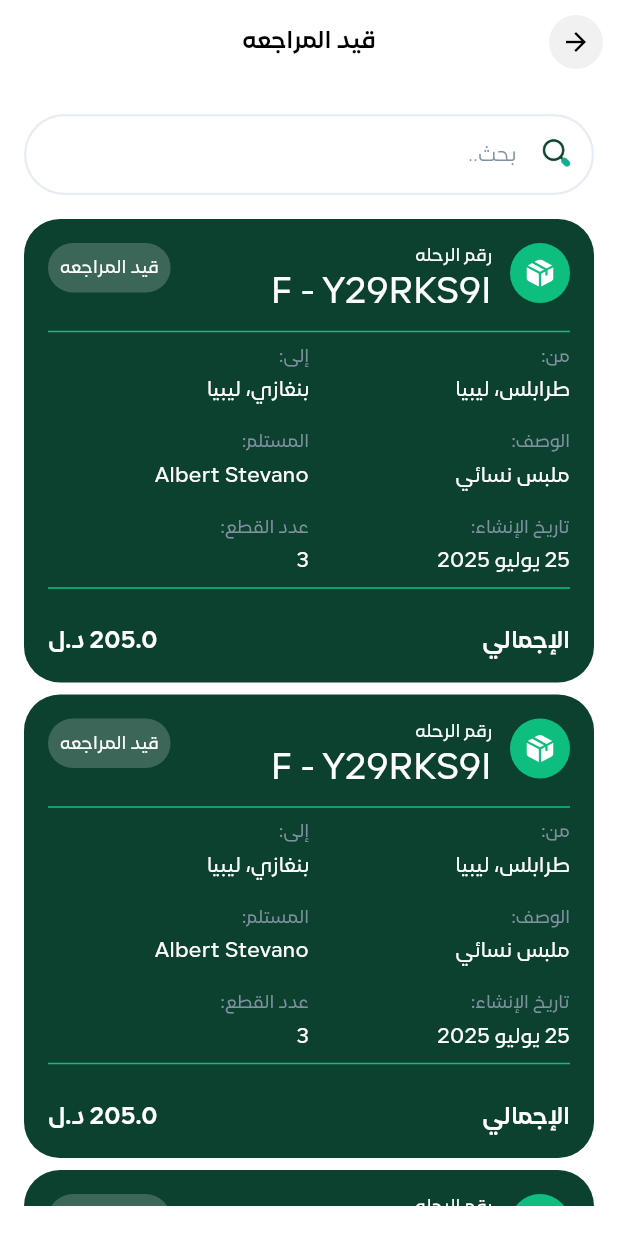
After one commit to Menasa-Smart-Solution/PRJ-140_fares_app, a Flutter app: the AllOrdersView screen opened by its route, on a phone screen of 412 x 824 dp. The commit adds this screen. Run offline on Flutter 3.47's test engine with Material 3 defaults, Android fonts, the phone set to English and light mode, and no system bars; our stand-ins replace animate_do, easy_localization, flutter_secure_storage, flutter_svg, pinput, responsive_framework and 2 more; accounts and stored records are empty; project files that could hold a hidden picture were left out.

Commit message:
Add all orders feature with UI components, routing, and localization support

```diff
--- a/analysis_options.yaml
+++ b/analysis_options.yaml
@@ -23,6 +23,8 @@ linter:
   rules:
     # avoid_print: false  # Uncomment to disable the `avoid_print` rule
     # prefer_single_quotes: true  # Uncomment to enable the `prefer_single_quotes` rule
+     prefer_const_constructors: true
+     prefer_const_literals_to_create_immutables: true
 
 # Additional information about this file can be found at
 # https://dart.dev/guides/language/analysis-options
--- a/assets/lang/ar.json
+++ b/assets/lang/ar.json
@@ -68,5 +68,6 @@
   "contactMerchant": "الاتصال بالمسلتم",
   "whatsapp": "واتساب",
   "storeChat": "محادثه المتجر",
-  "requestLocation": "طلب الموقع"
+  "requestLocation": "طلب الموقع",
+  "searchHint": "بحث.."
 }
--- a/lib/core/common_ui/widgets/app_text_from_field.dart
+++ b/lib/core/common_ui/widgets/app_text_from_field.dart
@@ -82,7 +82,7 @@ class AppTextFormField extends StatelessWidget {
 
           style:
               inputTextStyle ??
-              TextStyle(fontSize: 16, fontWeight: FontWeight.w600),
+              const TextStyle(fontSize: 16, fontWeight: FontWeight.w600),
           decoration: InputDecoration(
             hintText: hintText,
             suffixIcon: suffixIcon,
@@ -95,7 +95,7 @@ class AppTextFormField extends StatelessWidget {
                 AppTextStyles.reg14.copyWith(color: AppColors.grey500),
             contentPadding:
                 contentPadding ??
-                EdgeInsets.symmetric(horizontal: 15, vertical: 15),
+                const EdgeInsets.symmetric(horizontal: 15, vertical: 15),
             border: _buildBorder(),
             enabledBorder: enabledBorder ?? _buildBorder(),
             focusedBorder:
@@ -117,7 +117,7 @@ class AppTextFormField extends StatelessWidget {
   OutlineInputBorder _buildErrorBorder() {
     return OutlineInputBorder(
       borderRadius: BorderRadius.circular(radius ?? 50),
-      borderSide: BorderSide(color: Colors.red, width: 1.5),
+      borderSide: const BorderSide(color: Colors.red, width: 1.5),
     );
   }
 
--- a/lib/core/routing/app_router.dart
+++ b/lib/core/routing/app_router.dart
@@ -39,6 +39,8 @@ class AppRouter {
         return _buildRoute(builder: (_) => const NotificationsView());
       case Routes.trackOrderRoute:
         return _buildRoute(builder: (_) => const TrackOrderView());
+      case Routes.allOrdersRoute:
+        return _buildRoute(builder: (_) => const AllOrdersView());
 
       default:
         return null;
--- a/lib/core/routing/routes.dart
+++ b/lib/core/routing/routes.dart
@@ -12,4 +12,5 @@ class Routes {
   static const String homeRoute = '/HomeView';
   static const String notificationsRoute = '/NotificationsView';
   static const String trackOrderRoute = '/TrackOrderView';
+  static const String allOrdersRoute = '/AllOrdersView';
 }
--- a/lib/core/utils/app_images.dart
+++ b/lib/core/utils/app_images.dart
@@ -4,8 +4,7 @@ class AppImages {
 
   static const String imagesAllOrders = "assets/images/all_orders.svg";
 
-  static const String imagesAndroid12Splash =
-      "assets/images/android12_splash.png";
+  static const String imagesAndroid12Splash = "assets/images/android12_splash.png";
 
   static const String imagesAppLogo = "assets/images/app_logo.png";
 
@@ -27,6 +26,10 @@ class AppImages {
 
   static const String imagesSearch = "assets/images/search.svg";
 
+  static const String imagesSearchPng = "assets/images/search_png.png";
+
+  static const String imagesSubtract = "assets/images/subtract.svg";
+
   static const String imagesSuccess = "assets/images/success.svg";
 
   static const String imagesUnderReviews = "assets/images/under-reviews.svg";
--- a/lib/fares_app.dart
+++ b/lib/fares_app.dart
@@ -14,16 +14,16 @@ class FaresApp extends StatelessWidget {
     return MaterialApp(
       title: 'Fares App',
       theme: ThemeData(
-        colorScheme: ColorScheme.light(primary: AppColors.primaryColor),
+        colorScheme: const ColorScheme.light(primary: AppColors.primaryColor),
         fontFamily: AppTextStyles.fontFamily,
-        appBarTheme: AppBarThemeData(
+        appBarTheme: const AppBarThemeData(
           backgroundColor: AppColors.white,
           elevation: 0,
         ),
       ),
       navigatorKey: AppRouter.navigatorKey,
       onGenerateRoute: AppRouter().onGenerateRoute,
-      initialRoute: Routes.trackOrderRoute,
+      initialRoute: Routes.homeRoute,
       localizationsDelegates: context.localizationDelegates,
       supportedLocales: context.supportedLocales,
       locale: context.locale,
--- a/lib/features/driver/home/presentation/widgets/home/dashboard_grid_widget.dart
+++ b/lib/features/driver/home/presentation/widgets/home/dashboard_grid_widget.dart
@@ -21,7 +21,7 @@ class DashboardGridWidget extends StatelessWidget {
               title: 'جميع الطلبات',
               subtitle: '154 حركة متاحة',
               imagePath: AppImages.imagesAllOrders,
-              onTap: () => print('Dashboard card tapped at index $index'),
+              onTap: () => context.pushNamed(Routes.allOrdersRoute),
             );
           },
         ),
--- /dev/null
+++ b/lib/features/driver/orders/presentation/views/all_orders_view.dart
@@ -0,0 +1,13 @@
+part of '../../feature_imports.dart';
+
+class AllOrdersView extends StatelessWidget {
+  const AllOrdersView({super.key});
+
+  @override
+  Widget build(BuildContext context) {
+    return Scaffold(
+      appBar: CustomAppBar(title: LocaleKeys.shippingStatusUnderReview.tr()),
+      body: const AllOrdersViewBody().withPadding(vertical: 20, horizontal: 16),
+    );
+  }
+}
--- a/lib/features/driver/orders/presentation/widgets/order_card_item.dart
+++ b/lib/features/driver/orders/presentation/widgets/order_card_item.dart
@@ -20,7 +20,7 @@ class OrderCardItem extends StatelessWidget {
             children: [
               CircleAvatar(
                 backgroundColor: AppColors.lightPrimaryColor,
-                child: Icon(AppIcons.package),
+                child: SvgPicture.asset(AppImages.imagesSubtract),
               ),
               horizontalSpace(12),
               Expanded(
@@ -28,7 +28,7 @@ class OrderCardItem extends StatelessWidget {
                   crossAxisAlignment: CrossAxisAlignment.start,
                   children: [
                     Text(
-                      'رقم الرحله',
+                      LocaleKeys.trackingNumber.tr(),
                       style: AppTextStyles.med12.copyWith(
                         color: AppColors.white,
                       ),
@@ -49,7 +49,7 @@ class OrderCardItem extends StatelessWidget {
                   borderRadius: BorderRadius.circular(50),
                 ),
                 child: Text(
-                  'قيد المراجعه',
+                  LocaleKeys.shippingStatusUnderReview.tr(),
                   style: AppTextStyles.med12.copyWith(color: AppColors.white),
                 ),
               ),
@@ -65,12 +65,18 @@ class OrderCardItem extends StatelessWidget {
                 child: Column(
                   crossAxisAlignment: CrossAxisAlignment.start,
                   children: [
-                    OrderDetailsWidget(title: 'من:', value: 'طرابلس، ليبيا'),
-                    verticalSpace(16),
-                    OrderDetailsWidget(title: 'الوصف:', value: 'ملبس نسائي'),
+                    OrderDetailsWidget(
+                      title: LocaleKeys.from.tr(),
+                      value: 'طرابلس، ليبيا',
+                    ),
                     verticalSpace(16),
                     OrderDetailsWidget(
-                      title: 'تاريخ الإنشاء:',
+                      title: LocaleKeys.description.tr(),
+                      value: 'ملبس نسائي',
+                    ),
+                    verticalSpace(16),
+                    OrderDetailsWidget(
+                      title: LocaleKeys.creationDate.tr(),
                       value: '25 يوليو 2025',
                     ),
                   ],
@@ -80,14 +86,20 @@ class OrderCardItem extends StatelessWidget {
                 child: Column(
                   crossAxisAlignment: CrossAxisAlignment.start,
                   children: [
-                    OrderDetailsWidget(title: 'إلى:', value: 'بنغازي، ليبيا'),
+                    OrderDetailsWidget(
+                      title: LocaleKeys.to.tr(),
+                      value: 'بنغازي، ليبيا',
+                    ),
                     verticalSpace(16),
                     OrderDetailsWidget(
-                      title: 'المستلم:',
+                      title: LocaleKeys.recipient.tr(),
                       value: 'Albert Stevano',
                     ),
                     verticalSpace(16),
-                    OrderDetailsWidget(title: 'عدد القطع:', value: '3'),
+                    OrderDetailsWidget(
+                      title: LocaleKeys.pieces.tr(),
+                      value: '3',
+                    ),
                   ],
                 ),
               ),
@@ -99,7 +111,7 @@ class OrderCardItem extends StatelessWidget {
             mainAxisAlignment: MainAxisAlignment.spaceBetween,
             children: [
               Text(
-                'الإجمالي',
+                LocaleKeys.total.tr(),
                 style: AppTextStyles.bold16.copyWith(color: AppColors.white),
               ),
               Text(
@@ -114,5 +126,5 @@ class OrderCardItem extends StatelessWidget {
   }
 
   Divider _buildDivider() =>
-      Divider(color: AppColors.lightPrimaryColor, thickness: 1);
+      const Divider(color: AppColors.lightPrimaryColor, thickness: 1);
 }
--- /dev/null
+++ b/lib/features/driver/orders/presentation/widgets/orders/all_orders_view_body.dart
@@ -0,0 +1,45 @@
+part of '../../../feature_imports.dart';
+
+class AllOrdersViewBody extends StatelessWidget {
+  const AllOrdersViewBody({super.key});
+
+  @override
+  Widget build(BuildContext context) {
+    return Column(
+      children: [
+        AppTextFormField(
+          hintText: LocaleKeys.searchHint.tr(),
+          borderColor: AppColors.textFormBorderColor,
+          backgroundColor: AppColors.white,
+          validator: (value) {},
+          prefixIcon: Image.asset(
+            AppImages.imagesSearchPng,
+            width: 20,
+            height: 20,
+          ).withPadding(all: 12),
+        ),
+        verticalSpace(16),
+        Expanded(
+          child: ListView.builder(
+            itemBuilder: (_, index) {
+              return Material(
+                color: Colors.transparent,
+                child: InkWell(
+                  borderRadius: BorderRadius.circular(24),
+                  highlightColor: AppColors.lightPrimaryColor,
+                  hoverColor: AppColors.lightPrimaryColor,
+
+                  onTap: () {
+                    context.pushNamed(Routes.trackOrderRoute);
+                  },
+                  child: const OrderCardItem().withPadding(bottom: 8),
+                ),
+              );
+            },
+            itemCount: 10,
+          ),
+        ),
+      ],
+    );
+  }
+}
--- a/lib/features/driver/orders/presentation/widgets/track_order/track_order_view_body.dart
+++ b/lib/features/driver/orders/presentation/widgets/track_order/track_order_view_body.dart
@@ -4,7 +4,7 @@ class TrackOrderViewBody extends StatelessWidget {
   const TrackOrderViewBody({super.key});
   @override
   Widget build(BuildContext context) {
-    return CustomScrollView(
+    return const CustomScrollView(
       slivers: [
         SliverToBoxAdapter(child: OrderCardItem()),
         ShippingStatusDropdown(),
```
Also changed, not shown: lib/features/driver/orders/feature_imports.dart (+6 -1 lines), lib/features/driver/orders/presentation/views/track_order_view.dart (+8 -2 lines), lib/features/driver/orders/presentation/widgets/track_order/order_menu.dart (+5 -5 lines), lib/features/driver/orders/presentation/widgets/track_order/shipping_status_dropdown.dart (+8 -8 lines), assets/images/search_png.png (added), assets/images/subtract.svg (added), lib/generated/codegen_loader.g.dart, lib/generated/locale_keys.g.dart.
